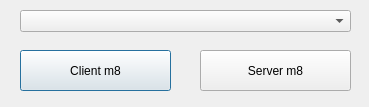
Above: snake/serverclientselection.ui from vaalkor/SNAKE_NIGHTMARE before the change. Below: the same form after it.
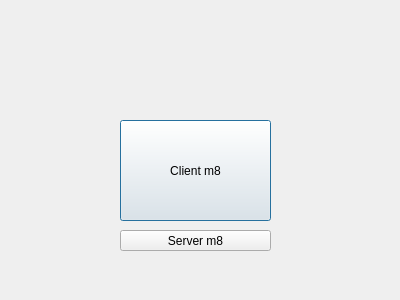
That is the form after the change.

Patch:
```diff
--- a/snake/serverclientselection.ui
+++ b/snake/serverclientselection.ui
@@ -6,8 +6,8 @@
    <rect>
     <x>0</x>
     <y>0</y>
-    <width>369</width>
-    <height>107</height>
+    <width>400</width>
+    <height>300</height>
    </rect>
   </property>
   <property name="windowTitle">
@@ -16,10 +16,10 @@
   <widget class="QPushButton" name="clientButtonClicked">
    <property name="geometry">
     <rect>
-     <x>20</x>
-     <y>50</y>
+     <x>120</x>
+     <y>120</y>
      <width>151</width>
-     <height>41</height>
+     <height>101</height>
     </rect>
    </property>
    <property name="text">
@@ -29,26 +29,16 @@
   <widget class="QPushButton" name="serverButtonClicked">
    <property name="geometry">
     <rect>
-     <x>200</x>
-     <y>50</y>
+     <x>120</x>
+     <y>230</y>
      <width>151</width>
-     <height>41</height>
+     <height>21</height>
     </rect>
    </property>
    <property name="text">
     <string>Server m8</string>
    </property>
   </widget>
-  <widget class="QComboBox" name="comboBox">
-   <property name="geometry">
-    <rect>
-     <x>20</x>
-     <y>10</y>
-     <width>331</width>
-     <height>22</height>
-    </rect>
-   </property>
-  </widget>
  </widget>
  <resources/>
  <connections/>
```
